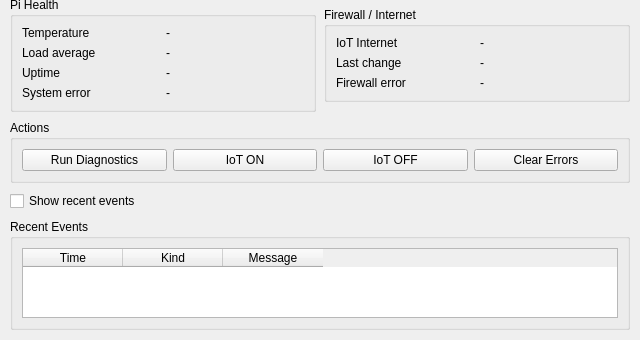
michaelmargolis/IoT-Dashboard, file IoT/client/dashboard_client.ui: the form before one commit; both pictures show x 0 to 640 and y 202 to 542 of the 640 by 542 pixel window.
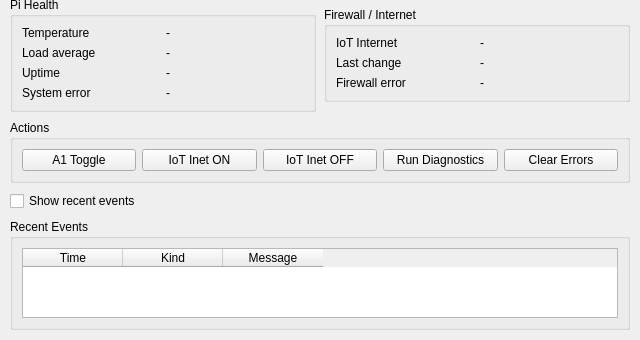
The form after the commit.

Commit message: added A1_toggle_button

```diff
--- a/IoT/client/dashboard_client.ui
+++ b/IoT/client/dashboard_client.ui
@@ -416,23 +416,30 @@
       </property>
       <layout class="QHBoxLayout" name="actions_layout">
        <item>
-        <widget class="QPushButton" name="run_diagnostics_button">
+        <widget class="QPushButton" name="A1_toggle_button">
          <property name="text">
-          <string>Run Diagnostics</string>
+          <string>A1 Toggle</string>
          </property>
         </widget>
        </item>
        <item>
         <widget class="QPushButton" name="iot_on_button">
          <property name="text">
-          <string>IoT ON</string>
+          <string>IoT Inet ON</string>
          </property>
         </widget>
        </item>
        <item>
         <widget class="QPushButton" name="iot_off_button">
          <property name="text">
-          <string>IoT OFF</string>
+          <string>IoT Inet OFF</string>
+         </property>
+        </widget>
+       </item>
+       <item>
+        <widget class="QPushButton" name="run_diagnostics_button">
+         <property name="text">
+          <string>Run Diagnostics</string>
          </property>
         </widget>
        </item>
```
